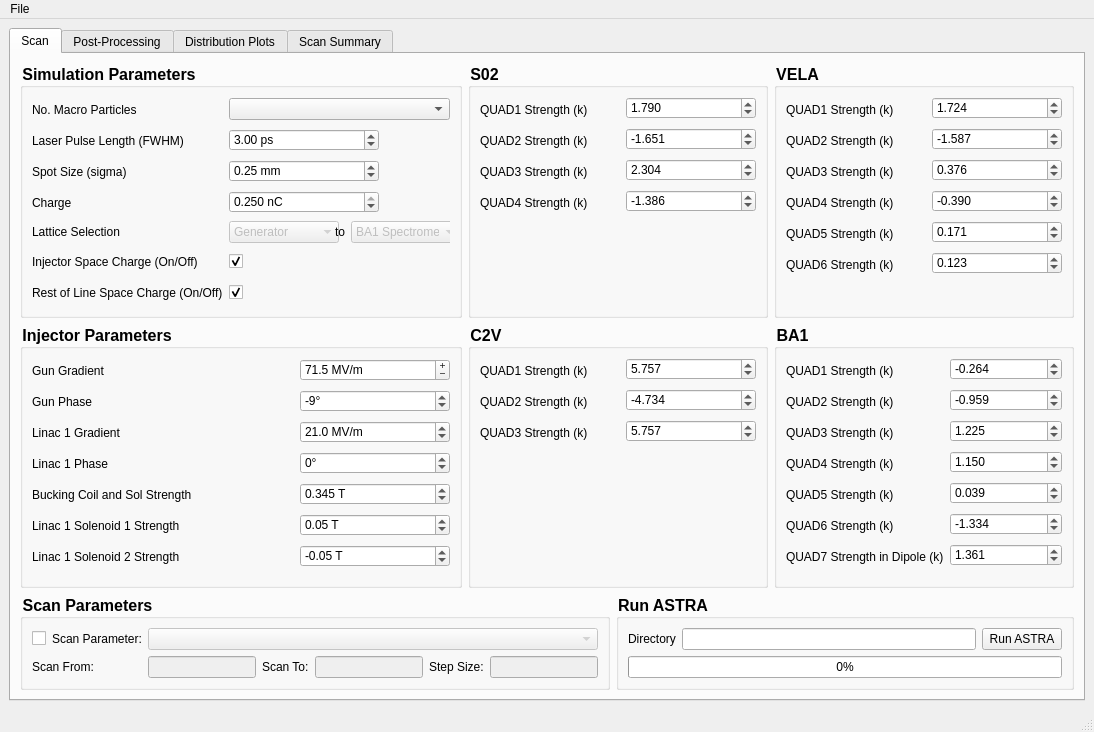
Qt form astra_comparison_gui.ui (VELA-CLARA-software/OnlineModel) before a commit.
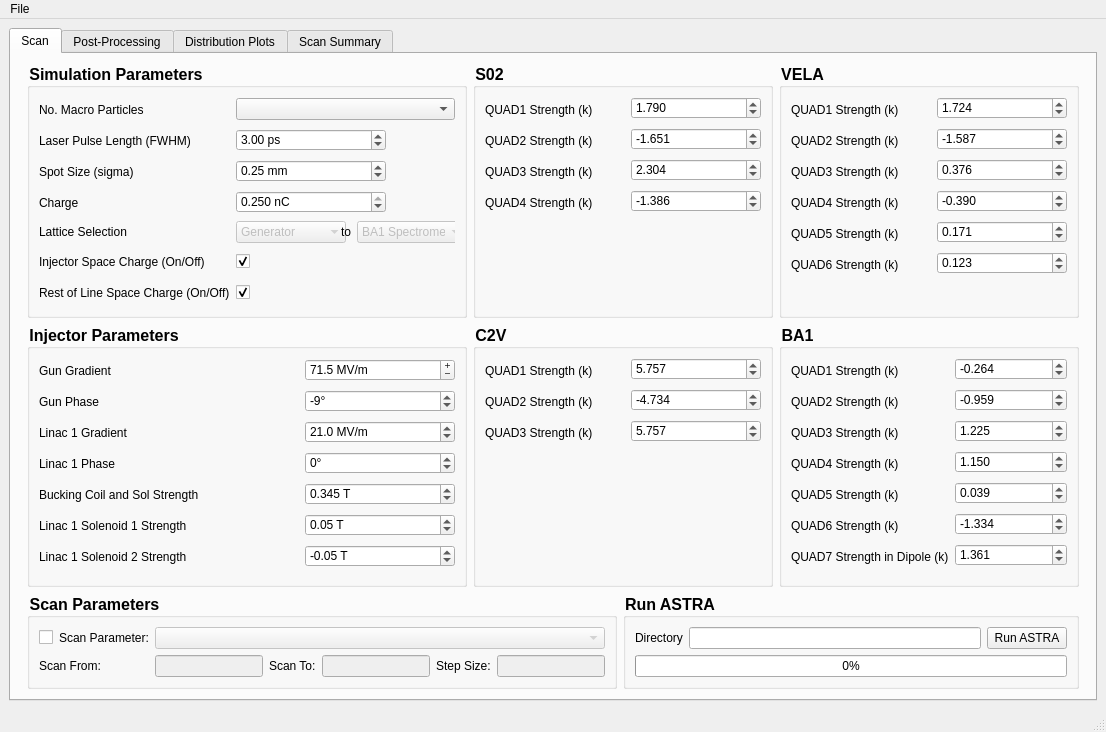
The same form after that commit. Custom widgets are drawn as their Qt base class.

The edit to the form file:
```diff
--- a/astra_comparison_gui.ui
+++ b/astra_comparison_gui.ui
@@ -6,13 +6,16 @@
    <rect>
     <x>0</x>
     <y>0</y>
-    <width>1094</width>
+    <width>1106</width>
     <height>712</height>
    </rect>
   </property>
   <property name="windowTitle">
    <string>ASTRA Run Comparison Tool</string>
   </property>
+  <property name="tabShape">
+   <enum>QTabWidget::Rounded</enum>
+  </property>
   <widget class="QWidget" name="centralwidget">
    <layout class="QGridLayout" name="gridLayout">
     <item row="0" column="0">
@@ -20,9 +23,18 @@
       <property name="enabled">
        <bool>true</bool>
       </property>
+      <property name="maximumSize">
+       <size>
+        <width>16777215</width>
+        <height>16777215</height>
+       </size>
+      </property>
       <property name="toolTip">
        <string>&lt;html&gt;&lt;head/&gt;&lt;body&gt;&lt;p&gt;Post-processing&lt;/p&gt;&lt;/body&gt;&lt;/html&gt;</string>
       </property>
+      <property name="autoFillBackground">
+       <bool>true</bool>
+      </property>
       <property name="styleSheet">
        <string notr="true">QGroupBox
 {
@@ -41,8 +53,14 @@
         <string>Scan</string>
        </attribute>
        <layout class="QGridLayout" name="gridLayout_3">
-        <item row="0" column="1">
+        <item row="1" column="2">
          <widget class="QGroupBox" name="s02_parameter_groupbox">
+          <property name="maximumSize">
+           <size>
+            <width>300</width>
+            <height>16777215</height>
+           </size>
+          </property>
           <property name="title">
            <string>S02</string>
           </property>
@@ -242,7 +260,7 @@
           </layout>
          </widget>
         </item>
-        <item row="2" column="0" colspan="3">
+        <item row="3" column="1" colspan="3">
          <widget class="QWidget" name="widget_2" native="true">
           <layout class="QHBoxLayout" name="horizontalLayout">
            <property name="margin">
@@ -405,7 +423,33 @@
           </layout>
          </widget>
         </item>
-        <item row="1" column="1">
+        <item row="2" column="4">
+         <spacer name="horizontalSpacer_4">
+          <property name="orientation">
+           <enum>Qt::Horizontal</enum>
+          </property>
+          <property name="sizeHint" stdset="0">
+           <size>
+            <width>40</width>
+            <height>20</height>
+           </size>
+          </property>
+         </spacer>
+        </item>
+        <item row="1" column="0">
+         <spacer name="horizontalSpacer_3">
+          <property name="orientation">
+           <enum>Qt::Horizontal</enum>
+          </property>
+          <property name="sizeHint" stdset="0">
+           <size>
+            <width>40</width>
+            <height>20</height>
+           </size>
+          </property>
+         </spacer>
+        </item>
+        <item row="2" column="2">
          <widget class="QGroupBox" name="c2v_parameter_groupbox">
           <property name="minimumSize">
            <size>
@@ -413,6 +457,12 @@
             <height>0</height>
            </size>
           </property>
+          <property name="maximumSize">
+           <size>
+            <width>300</width>
+            <height>16777215</height>
+           </size>
+          </property>
           <property name="title">
            <string>C2V</string>
           </property>
@@ -568,14 +618,20 @@
           </layout>
          </widget>
         </item>
-        <item row="1" column="0">
+        <item row="2" column="1">
          <widget class="QGroupBox" name="injector_parameter_groupbox">
           <property name="minimumSize">
            <size>
-            <width>300</width>
+            <width>440</width>
             <height>0</height>
            </size>
           </property>
+          <property name="maximumSize">
+           <size>
+            <width>440</width>
+            <height>16777215</height>
+           </size>
+          </property>
           <property name="autoFillBackground">
            <bool>false</bool>
           </property>
@@ -928,302 +984,7 @@
           </layout>
          </widget>
         </item>
-        <item row="0" column="2">
-         <widget class="QGroupBox" name="vela_parameter_groupbox">
-          <property name="minimumSize">
-           <size>
-            <width>300</width>
-            <height>0</height>
-           </size>
-          </property>
-          <property name="title">
-           <string>VELA</string>
-          </property>
-          <layout class="QFormLayout" name="formLayout">
-           <property name="fieldGrowthPolicy">
-            <enum>QFormLayout::AllNonFixedFieldsGrow</enum>
-           </property>
-           <item row="0" column="0">
-            <widget class="QLabel" name="vela_quad1_strength_label">
-             <property name="minimumSize">
-              <size>
-               <width>140</width>
-               <height>25</height>
-              </size>
-             </property>
-             <property name="text">
-              <string>QUAD1 Strength (k)</string>
-             </property>
-            </widget>
-           </item>
-           <item row="0" column="1">
-            <widget class="QDoubleSpinBox" name="doubleSpinBox_13">
-             <property name="maximumSize">
-              <size>
-               <width>150</width>
-               <height>16777215</height>
-              </size>
-             </property>
-             <property name="accessibleName">
-              <string>lattice:EBT-INJ-MAG-QUAD-07:k1l</string>
-             </property>
-             <property name="suffix">
-              <string/>
-             </property>
-             <property name="decimals">
-              <number>3</number>
-             </property>
-             <property name="minimum">
-              <double>-70.000000000000000</double>
-             </property>
-             <property name="maximum">
-              <double>70.000000000000000</double>
-             </property>
-             <property name="singleStep">
-              <double>0.100000000000000</double>
-             </property>
-             <property name="value">
-              <double>1.724000000000000</double>
-             </property>
-            </widget>
-           </item>
-           <item row="1" column="0">
-            <widget class="QLabel" name="vela_quad2_strength_label">
-             <property name="minimumSize">
-              <size>
-               <width>140</width>
-               <height>25</height>
-              </size>
-             </property>
-             <property name="text">
-              <string>QUAD2 Strength (k)</string>
-             </property>
-            </widget>
-           </item>
-           <item row="1" column="1">
-            <widget class="QDoubleSpinBox" name="doubleSpinBox_12">
-             <property name="maximumSize">
-              <size>
-               <width>150</width>
-               <height>16777215</height>
-              </size>
-             </property>
-             <property name="accessibleName">
-              <string>lattice:EBT-INJ-MAG-QUAD-08:k1l</string>
-             </property>
-             <property name="suffix">
-              <string/>
-             </property>
-             <property name="decimals">
-              <number>3</number>
-             </property>
-             <property name="minimum">
-              <double>-70.000000000000000</double>
-             </property>
-             <property name="maximum">
-              <double>70.000000000000000</double>
-             </property>
-             <property name="singleStep">
-              <double>0.100000000000000</double>
-             </property>
-             <property name="value">
-              <double>-1.587000000000000</double>
-             </property>
-            </widget>
-           </item>
-           <item row="2" column="0">
-            <widget class="QLabel" name="vela_quad3_strength_label">
-             <property name="minimumSize">
-              <size>
-               <width>140</width>
-               <height>25</height>
-              </size>
-             </property>
-             <property name="text">
-              <string>QUAD3 Strength (k)</string>
-             </property>
-            </widget>
-           </item>
-           <item row="2" column="1">
-            <widget class="QDoubleSpinBox" name="doubleSpinBox_15">
-             <property name="maximumSize">
-              <size>
-               <width>150</width>
-               <height>16777215</height>
-              </size>
-             </property>
-             <property name="accessibleName">
-              <string>lattice:EBT-INJ-MAG-QUAD-09:k1l</string>
-             </property>
-             <property name="suffix">
-              <string/>
-             </property>
-             <property name="decimals">
-              <number>3</number>
-             </property>
-             <property name="minimum">
-              <double>-70.000000000000000</double>
-             </property>
-             <property name="maximum">
-              <double>70.000000000000000</double>
-             </property>
-             <property name="singleStep">
-              <double>0.100000000000000</double>
-             </property>
-             <property name="value">
-              <double>0.376000000000000</double>
-             </property>
-            </widget>
-           </item>
-           <item row="3" column="0">
-            <widget class="QLabel" name="vela_quad4_strength_label">
-             <property name="minimumSize">
-              <size>
-               <width>140</width>
-               <height>25</height>
-              </size>
-             </property>
-             <property name="text">
-              <string>QUAD4 Strength (k)</string>
-             </property>
-            </widget>
-           </item>
-           <item row="3" column="1">
-            <widget class="QDoubleSpinBox" name="doubleSpinBox_14">
-             <property name="maximumSize">
-              <size>
-               <width>150</width>
-               <height>16777215</height>
-              </size>
-             </property>
-             <property name="accessibleName">
-              <string>lattice:EBT-INJ-MAG-QUAD-10:k1l</string>
-             </property>
-             <property name="suffix">
-              <string/>
-             </property>
-             <property name="decimals">
-              <number>3</number>
-             </property>
-             <property name="minimum">
-              <double>-70.000000000000000</double>
-             </property>
-             <property name="maximum">
-              <double>70.000000000000000</double>
-             </property>
-             <property name="singleStep">
-              <double>0.100000000000000</double>
-             </property>
-             <property name="value">
-              <double>-0.390000000000000</double>
-             </property>
-            </widget>
-           </item>
-           <item row="4" column="0">
-            <widget class="QLabel" name="vela_quad5_strength_label">
-             <property name="minimumSize">
-              <size>
-               <width>140</width>
-               <height>25</height>
-              </size>
-             </property>
-             <property name="text">
-              <string>QUAD5 Strength (k)</string>
-             </property>
-            </widget>
-           </item>
-           <item row="4" column="1">
-            <widget class="QDoubleSpinBox" name="doubleSpinBox_17">
-             <property name="maximumSize">
-              <size>
-               <width>150</width>
-               <height>16777215</height>
-              </size>
-             </property>
-             <property name="accessibleName">
-              <string>lattice:EBT-INJ-MAG-QUAD-11:k1l</string>
-             </property>
-             <property name="suffix">
-              <string/>
-             </property>
-             <property name="decimals">
-              <number>3</number>
-             </property>
-             <property name="minimum">
-              <double>-70.000000000000000</double>
-             </property>
-             <property name="maximum">
-              <double>70.000000000000000</double>
-             </property>
-             <property name="singleStep">
-              <double>0.100000000000000</double>
-             </property>
-             <property name="value">
-              <double>0.171000000000000</double>
-             </property>
-            </widget>
-           </item>
-           <item row="5" column="0">
-            <widget class="QLabel" name="vela_quad6_strength_label">
-             <property name="minimumSize">
-              <size>
-               <width>140</width>
-               <height>25</height>
-              </size>
-             </property>
-             <property name="text">
-              <string>QUAD6 Strength (k)</string>
-             </property>
-            </widget>
-           </item>
-           <item row="5" column="1">
-            <widget class="QDoubleSpinBox" name="doubleSpinBox_16">
-             <property name="maximumSize">
-              <size>
-               <width>150</width>
-               <height>16777215</height>
-              </size>
-             </property>
-             <property name="accessibleName">
-              <string>lattice:EBT-INJ-MAG-QUAD-15:k1l</string>
-             </property>
-             <property name="suffix">
-              <string/>
-             </property>
-             <property name="decimals">
-              <number>3</number>
-             </property>
-             <property name="minimum">
-              <double>-70.000000000000000</double>
-             </property>
-             <property name="maximum">
-              <double>70.000000000000000</double>
-             </property>
-             <property name="singleStep">
-              <double>0.100000000000000</double>
-             </property>
-             <property name="value">
-              <double>0.123000000000000</double>
-             </property>
-            </widget>
-           </item>
-           <item row="6" column="1">
-            <spacer name="verticalSpacer_5">
-             <property name="orientation">
-              <enum>Qt::Vertical</enum>
-             </property>
-             <property name="sizeHint" stdset="0">
-              <size>
-               <width>20</width>
-               <height>40</height>
-              </size>
-             </property>
-            </spacer>
-           </item>
-          </layout>
-         </widget>
-        </item>
-        <item row="1" column="2">
+        <item row="2" column="3">
          <widget class="QGroupBox" name="ba1_parameter_groupbox">
           <property name="minimumSize">
            <size>
@@ -1231,6 +992,12 @@
             <height>0</height>
            </size>
           </property>
+          <property name="maximumSize">
+           <size>
+            <width>300</width>
+            <height>16777215</height>
+           </size>
+          </property>
           <property name="title">
            <string>BA1</string>
           </property>
@@ -1562,10 +1329,23 @@
           </layout>
          </widget>
         </item>
-        <item row="0" column="0">
+        <item row="0" column="2">
+         <spacer name="verticalSpacer_7">
+          <property name="orientation">
+           <enum>Qt::Vertical</enum>
+          </property>
+          <property name="sizeHint" stdset="0">
+           <size>
+            <width>20</width>
+            <height>40</height>
+           </size>
+          </property>
+         </spacer>
+        </item>
+        <item row="1" column="1">
          <widget class="QGroupBox" name="simulation_parameter_groupbox">
           <property name="sizePolicy">
-           <sizepolicy hsizetype="MinimumExpanding" vsizetype="Preferred">
+           <sizepolicy hsizetype="Preferred" vsizetype="Preferred">
             <horstretch>0</horstretch>
             <verstretch>0</verstretch>
            </sizepolicy>
@@ -1576,6 +1356,15 @@
             <height>0</height>
            </size>
           </property>
+          <property name="maximumSize">
+           <size>
+            <width>440</width>
+            <height>16777215</height>
+           </size>
+          </property>
+          <property name="autoFillBackground">
+           <bool>false</bool>
+          </property>
           <property name="title">
            <string>Simulation Parameters</string>
           </property>
@@ -1985,6 +1774,320 @@
           </layout>
          </widget>
         </item>
+        <item row="1" column="3">
+         <widget class="QGroupBox" name="vela_parameter_groupbox">
+          <property name="minimumSize">
+           <size>
+            <width>300</width>
+            <height>0</height>
+           </size>
+          </property>
+          <property name="maximumSize">
+           <size>
+            <width>300</width>
+            <height>16777215</height>
+           </size>
+          </property>
+          <property name="title">
+           <string>VELA</string>
+          </property>
+          <layout class="QFormLayout" name="formLayout">
+           <property name="fieldGrowthPolicy">
+            <enum>QFormLayout::AllNonFixedFieldsGrow</enum>
+           </property>
+           <item row="0" column="0">
+            <widget class="QLabel" name="vela_quad1_strength_label">
+             <property name="minimumSize">
+              <size>
+               <width>140</width>
+               <height>25</height>
+              </size>
+             </property>
+             <property name="text">
+              <string>QUAD1 Strength (k)</string>
+             </property>
+            </widget>
+           </item>
+           <item row="0" column="1">
+            <widget class="QDoubleSpinBox" name="doubleSpinBox_13">
+             <property name="maximumSize">
+              <size>
+               <width>150</width>
+               <height>16777215</height>
+              </size>
+             </property>
+             <property name="accessibleName">
+              <string>lattice:EBT-INJ-MAG-QUAD-07:k1l</string>
+             </property>
+             <property name="suffix">
+              <string/>
+             </property>
+             <property name="decimals">
+              <number>3</number>
+             </property>
+             <property name="minimum">
+              <double>-70.000000000000000</double>
+             </property>
+             <property name="maximum">
+              <double>70.000000000000000</double>
+             </property>
+             <property name="singleStep">
+              <double>0.100000000000000</double>
+             </property>
+             <property name="value">
+              <double>1.724000000000000</double>
+             </property>
+            </widget>
+           </item>
+           <item row="1" column="0">
+            <widget class="QLabel" name="vela_quad2_strength_label">
+             <property name="minimumSize">
+              <size>
+               <width>140</width>
+               <height>25</height>
+              </size>
+             </property>
+             <property name="text">
+              <string>QUAD2 Strength (k)</string>
+             </property>
+            </widget>
+           </item>
+           <item row="1" column="1">
+            <widget class="QDoubleSpinBox" name="doubleSpinBox_12">
+             <property name="maximumSize">
+              <size>
+               <width>150</width>
+               <height>16777215</height>
+              </size>
+             </property>
+             <property name="accessibleName">
+              <string>lattice:EBT-INJ-MAG-QUAD-08:k1l</string>
+             </property>
+             <property name="suffix">
+              <string/>
+             </property>
+             <property name="decimals">
+              <number>3</number>
+             </property>
+             <property name="minimum">
+              <double>-70.000000000000000</double>
+             </property>
+             <property name="maximum">
+              <double>70.000000000000000</double>
+             </property>
+             <property name="singleStep">
+              <double>0.100000000000000</double>
+             </property>
+             <property name="value">
+              <double>-1.587000000000000</double>
+             </property>
+            </widget>
+           </item>
+           <item row="2" column="0">
+            <widget class="QLabel" name="vela_quad3_strength_label">
+             <property name="minimumSize">
+              <size>
+               <width>140</width>
+               <height>25</height>
+              </size>
+             </property>
+             <property name="text">
+              <string>QUAD3 Strength (k)</string>
+             </property>
+            </widget>
+           </item>
+           <item row="2" column="1">
+            <widget class="QDoubleSpinBox" name="doubleSpinBox_15">
+             <property name="maximumSize">
+              <size>
+               <width>150</width>
+               <height>16777215</height>
+              </size>
+             </property>
+             <property name="accessibleName">
+              <string>lattice:EBT-INJ-MAG-QUAD-09:k1l</string>
+             </property>
+             <property name="suffix">
+              <string/>
+             </property>
+             <property name="decimals">
+              <number>3</number>
+             </property>
+             <property name="minimum">
+              <double>-70.000000000000000</double>
+             </property>
+             <property name="maximum">
+              <double>70.000000000000000</double>
+             </property>
+             <property name="singleStep">
+              <double>0.100000000000000</double>
+             </property>
+             <property name="value">
+              <double>0.376000000000000</double>
+             </property>
+            </widget>
+           </item>
+           <item row="3" column="0">
+            <widget class="QLabel" name="vela_quad4_strength_label">
+             <property name="minimumSize">
+              <size>
+               <width>140</width>
+               <height>25</height>
+              </size>
+             </property>
+             <property name="text">
+              <string>QUAD4 Strength (k)</string>
+             </property>
+            </widget>
+           </item>
+           <item row="3" column="1">
+            <widget class="QDoubleSpinBox" name="doubleSpinBox_14">
+             <property name="maximumSize">
+              <size>
+               <width>150</width>
+               <height>16777215</height>
+              </size>
+             </property>
+             <property name="accessibleName">
+              <string>lattice:EBT-INJ-MAG-QUAD-10:k1l</string>
+             </property>
+             <property name="suffix">
+              <string/>
+             </property>
+             <property name="decimals">
+              <number>3</number>
+             </property>
+             <property name="minimum">
+              <double>-70.000000000000000</double>
+             </property>
+             <property name="maximum">
+              <double>70.000000000000000</double>
+             </property>
+             <property name="singleStep">
+              <double>0.100000000000000</double>
+             </property>
+             <property name="value">
+              <double>-0.390000000000000</double>
+             </property>
+            </widget>
+           </item>
+           <item row="4" column="0">
+            <widget class="QLabel" name="vela_quad5_strength_label">
+             <property name="minimumSize">
+              <size>
+               <width>140</width>
+               <height>25</height>
+              </size>
+             </property>
+             <property name="text">
+              <string>QUAD5 Strength (k)</string>
+             </property>
+            </widget>
+           </item>
+           <item row="4" column="1">
+            <widget class="QDoubleSpinBox" name="doubleSpinBox_17">
+             <property name="maximumSize">
+              <size>
+               <width>150</width>
+               <height>16777215</height>
+              </size>
+             </property>
+             <property name="accessibleName">
+              <string>lattice:EBT-INJ-MAG-QUAD-11:k1l</string>
+             </property>
+             <property name="suffix">
+              <string/>
+             </property>
+             <property name="decimals">
+              <number>3</number>
+             </property>
+             <property name="minimum">
+              <double>-70.000000000000000</double>
+             </property>
+             <property name="maximum">
+              <double>70.000000000000000</double>
+             </property>
+             <property name="singleStep">
+              <double>0.100000000000000</double>
+             </property>
+             <property name="value">
+              <double>0.171000000000000</double>
+             </property>
+            </widget>
+           </item>
+           <item row="5" column="0">
+            <widget class="QLabel" name="vela_quad6_strength_label">
+             <property name="minimumSize">
+              <size>
+               <width>140</width>
+               <height>25</height>
+              </size>
+             </property>
+             <property name="text">
+              <string>QUAD6 Strength (k)</string>
+             </property>
+            </widget>
+           </item>
+           <item row="5" column="1">
+            <widget class="QDoubleSpinBox" name="doubleSpinBox_16">
+             <property name="maximumSize">
+              <size>
+               <width>150</width>
+               <height>16777215</height>
+              </size>
+             </property>
+             <property name="accessibleName">
+              <string>lattice:EBT-INJ-MAG-QUAD-15:k1l</string>
+             </property>
+             <property name="suffix">
+              <string/>
+             </property>
+             <property name="decimals">
+              <number>3</number>
+             </property>
+             <property name="minimum">
+              <double>-70.000000000000000</double>
+             </property>
+             <property name="maximum">
+              <double>70.000000000000000</double>
+             </property>
+             <property name="singleStep">
+              <double>0.100000000000000</double>
+             </property>
+             <property name="value">
+              <double>0.123000000000000</double>
+             </property>
+            </widget>
+           </item>
+           <item row="6" column="1">
+            <spacer name="verticalSpacer_5">
+             <property name="orientation">
+              <enum>Qt::Vertical</enum>
+             </property>
+             <property name="sizeHint" stdset="0">
+              <size>
+               <width>20</width>
+               <height>40</height>
+              </size>
+             </property>
+            </spacer>
+           </item>
+          </layout>
+         </widget>
+        </item>
+        <item row="4" column="1">
+         <spacer name="verticalSpacer_8">
+          <property name="orientation">
+           <enum>Qt::Vertical</enum>
+          </property>
+          <property name="sizeHint" stdset="0">
+           <size>
+            <width>20</width>
+            <height>40</height>
+           </size>
+          </property>
+         </spacer>
+        </item>
        </layout>
       </widget>
       <widget class="QWidget" name="post_tab">
@@ -2447,7 +2550,7 @@
     <rect>
      <x>0</x>
      <y>0</y>
-     <width>1094</width>
+     <width>1106</width>
      <height>21</height>
     </rect>
    </property>
```
